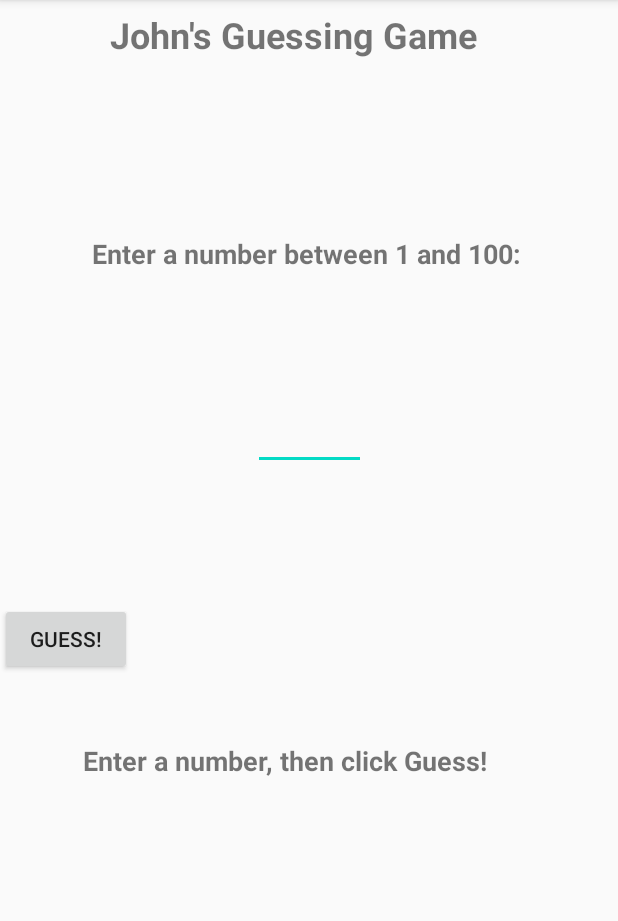
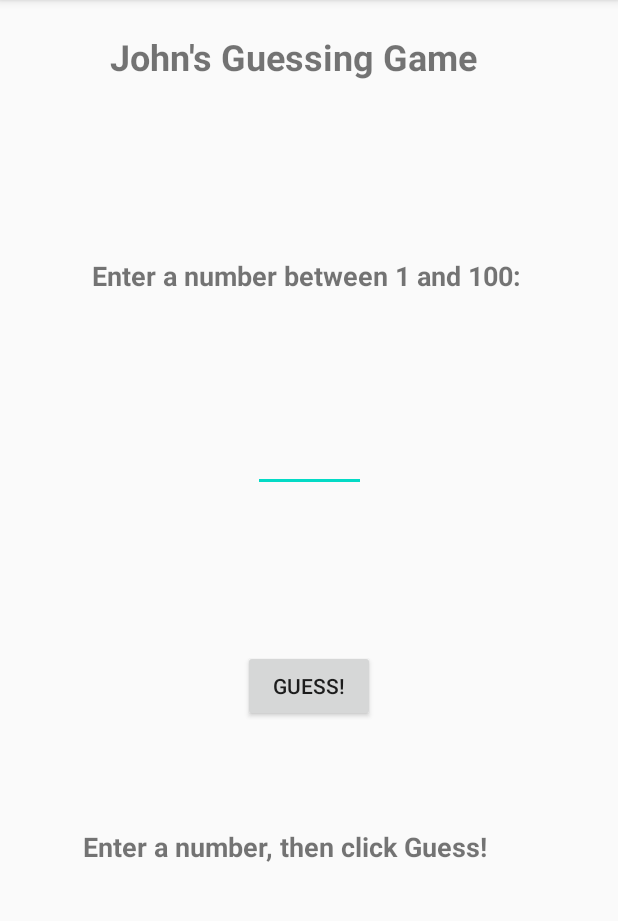
Before and after one commit to Fullsailer/Projects, an Android app: the screen it shows after launch (MainActivity), on a phone screen of 412 x 824 dp, the part 84-1005 px from its top. Run offline under Robolectric (Android 15) with nearby library versions, the phone set to English and light mode, and no system bars.

Commit message:
Fixed Guess button Layout
Fixed Guess Button placement issue by deleting the guideline adjusting the lbloutput down and deleting old contraints on Guess button then adding new one back in.

```diff
--- a/app/src/main/res/layout/content_main.xml
+++ b/app/src/main/res/layout/content_main.xml
@@ -70,21 +70,17 @@
         android:id="@+id/btnGuess"
         android:layout_width="wrap_content"
         android:layout_height="wrap_content"
-        android:layout_marginTop="29dp"
-        android:layout_marginBottom="41dp"
+        android:layout_marginStart="162dp"
+        android:layout_marginLeft="162dp"
+        android:layout_marginTop="46dp"
+        android:layout_marginEnd="162dp"
+        android:layout_marginRight="162dp"
+        android:layout_marginBottom="67dp"
         android:text="Guess!"
         app:layout_constraintBottom_toTopOf="@+id/lblOutput"
-        app:layout_constraintEnd_toStartOf="@+id/lblOutput"
-        app:layout_constraintHorizontal_bias="0.0"
+        app:layout_constraintEnd_toEndOf="parent"
         app:layout_constraintStart_toStartOf="parent"
         app:layout_constraintTop_toBottomOf="@+id/txtGuess" />
-
-    <androidx.constraintlayout.widget.Guideline
-        android:id="@+id/guideline2"
-        android:layout_width="wrap_content"
-        android:layout_height="wrap_content"
-        android:orientation="horizontal"
-        app:layout_constraintGuide_begin="509dp" />
 
     <TextView
         android:id="@+id/lblOutput"
@@ -95,7 +91,7 @@
         android:layout_marginTop="3dp"
         android:layout_marginEnd="56dp"
         android:layout_marginRight="56dp"
-        android:layout_marginBottom="247dp"
+        android:layout_marginBottom="175dp"
         android:text="Enter a number, then click Guess!"
         android:textSize="18sp"
         android:textStyle="bold"
@@ -103,5 +99,6 @@
         app:layout_constraintEnd_toEndOf="parent"
         app:layout_constraintHorizontal_bias="0.0"
         app:layout_constraintStart_toStartOf="parent"
-        app:layout_constraintTop_toBottomOf="@+id/btnGuess" />
+        app:layout_constraintTop_toBottomOf="@+id/btnGuess"
+        app:layout_constraintVertical_bias="1.0" />
 </androidx.constraintlayout.widget.ConstraintLayout>
```
Also changed, not shown: 2 other files.
